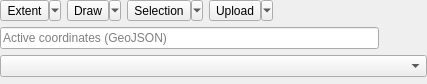
Old version of the form planet_explorer/ui/pe_main_filters_base.ui in the repository planetlabs/qgis-planet-plugin.
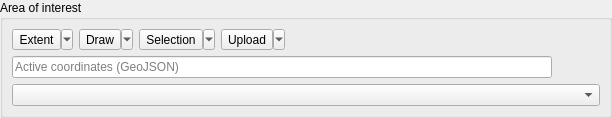
New version of the form. Icons and pictures are not drawn. Custom widgets are drawn as their Qt base class.

Diff of the .ui file:
```diff
--- a/planet_explorer/ui/pe_main_filters_base.ui
+++ b/planet_explorer/ui/pe_main_filters_base.ui
@@ -6,12 +6,12 @@
    <rect>
     <x>0</x>
     <y>0</y>
-    <width>427</width>
-    <height>84</height>
+    <width>612</width>
+    <height>117</height>
    </rect>
   </property>
   <property name="sizePolicy">
-   <sizepolicy hsizetype="Preferred" vsizetype="Expanding">
+   <sizepolicy hsizetype="Preferred" vsizetype="Preferred">
     <horstretch>0</horstretch>
     <verstretch>0</verstretch>
    </sizepolicy>
@@ -19,7 +19,7 @@
   <property name="maximumSize">
    <size>
     <width>16777215</width>
-    <height>110</height>
+    <height>16777215</height>
    </size>
   </property>
   <property name="windowTitle">
@@ -39,6 +39,30 @@
     <number>0</number>
    </property>
    <item>
+    <widget class="QgsCollapsibleGroupBox" name="grpBoxMainFilters">
+     <property name="sizePolicy">
+      <sizepolicy hsizetype="Preferred" vsizetype="Maximum">
+       <horstretch>0</horstretch>
+       <verstretch>0</verstretch>
+      </sizepolicy>
+     </property>
+     <property name="title">
+      <string>Area of interest</string>
+     </property>
+     <layout class="QVBoxLayout" name="verticalLayout_12">
+      <property name="leftMargin">
+       <number>9</number>
+      </property>
+      <property name="topMargin">
+       <number>9</number>
+      </property>
+      <property name="rightMargin">
+       <number>9</number>
+      </property>
+      <property name="bottomMargin">
+       <number>9</number>
+      </property>
+      <item>
     <widget class="QFrame" name="frameAOITools">
      <property name="frameShape">
       <enum>QFrame::NoFrame</enum>
@@ -263,6 +287,17 @@
    </item>
   </layout>
  </widget>
+   </item>
+  </layout>
+ </widget>
+ <customwidgets>
+  <customwidget>
+   <class>QgsCollapsibleGroupBox</class>
+   <extends>QGroupBox</extends>
+   <header>qgscollapsiblegroupbox.h</header>
+   <container>1</container>
+  </customwidget>
+ </customwidgets>
  <resources>
   <include location="../resources/resources.qrc"/>
  </resources>
```
Lines whose indentation alone changed are shown as unchanged.
